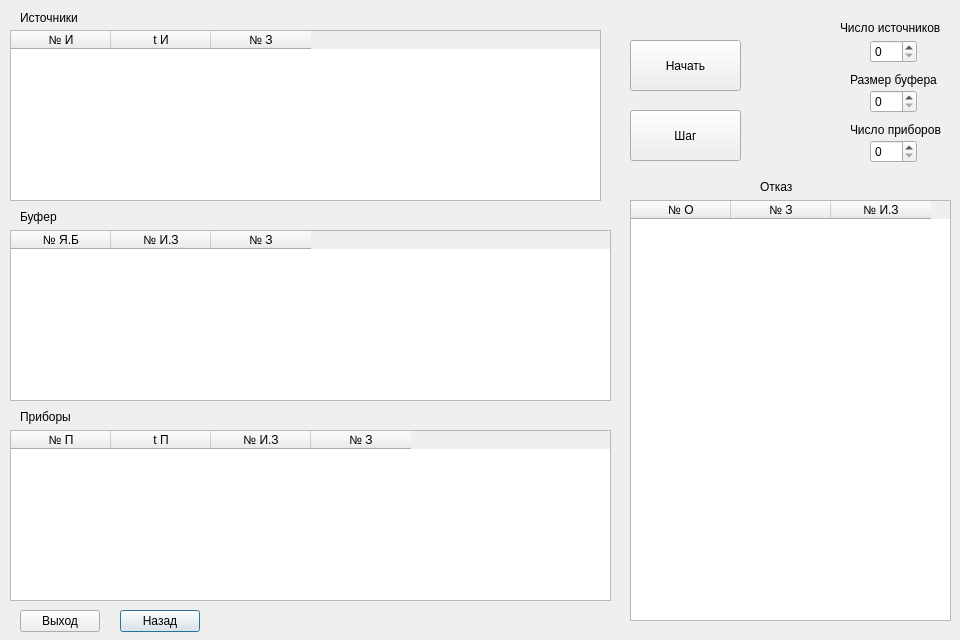
Old version of the form modelcurrentstate.ui in the repository rch9/QueueingSystem.
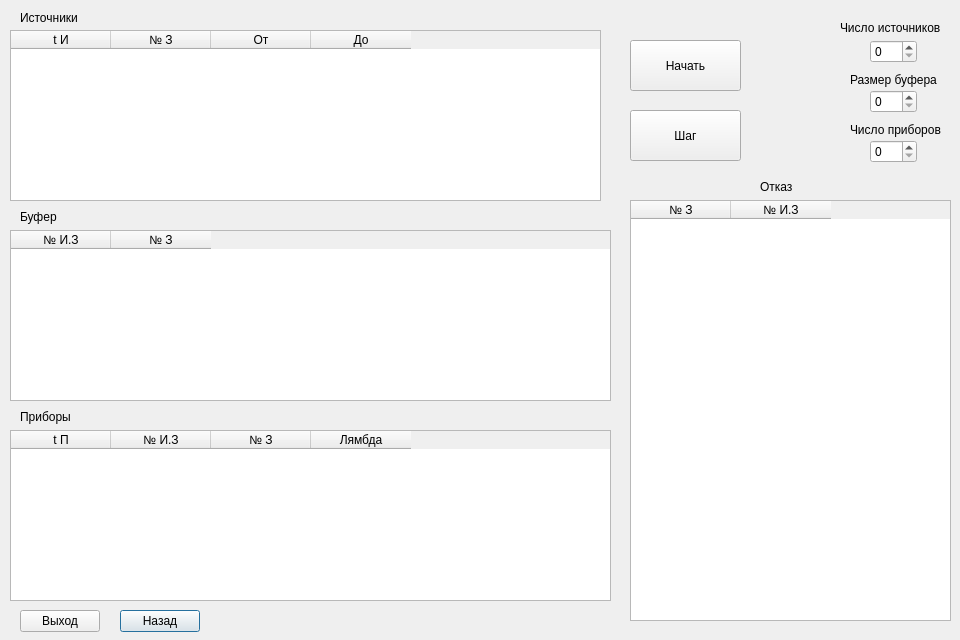
New version of the form.

Commit message: added bind with spin

Diff of the .ui file:
```diff
--- a/modelcurrentstate.ui
+++ b/modelcurrentstate.ui
@@ -133,11 +133,6 @@
    <property name="autoFillBackground">
     <bool>false</bool>
    </property>
-   <column>
-    <property name="text">
-     <string>№ И</string>
-    </property>
-   </column>
    <column>
     <property name="text">
      <string>t И</string>
@@ -148,6 +143,16 @@
      <string>№ З</string>
     </property>
    </column>
+   <column>
+    <property name="text">
+     <string>От</string>
+    </property>
+   </column>
+   <column>
+    <property name="text">
+     <string>До</string>
+    </property>
+   </column>
   </widget>
   <widget class="QLabel" name="label_4">
    <property name="geometry">
@@ -190,11 +195,6 @@
    <property name="inputMethodHints">
     <set>Qt::ImhNone</set>
    </property>
-   <column>
-    <property name="text">
-     <string>№ Я.Б</string>
-    </property>
-   </column>
    <column>
     <property name="text">
      <string>№ И.З</string>
@@ -228,11 +228,6 @@
      <height>171</height>
     </rect>
    </property>
-   <column>
-    <property name="text">
-     <string>№ П</string>
-    </property>
-   </column>
    <column>
     <property name="text">
      <string>t П</string>
@@ -248,6 +243,11 @@
      <string>№ З</string>
     </property>
    </column>
+   <column>
+    <property name="text">
+     <string>Лямбда</string>
+    </property>
+   </column>
   </widget>
   <widget class="QLabel" name="label_7">
    <property name="geometry">
@@ -271,11 +271,6 @@
      <height>421</height>
     </rect>
    </property>
-   <column>
-    <property name="text">
-     <string>№ О</string>
-    </property>
-   </column>
    <column>
     <property name="text">
      <string>№ З</string>
```
The commit also changes 2 other files.
